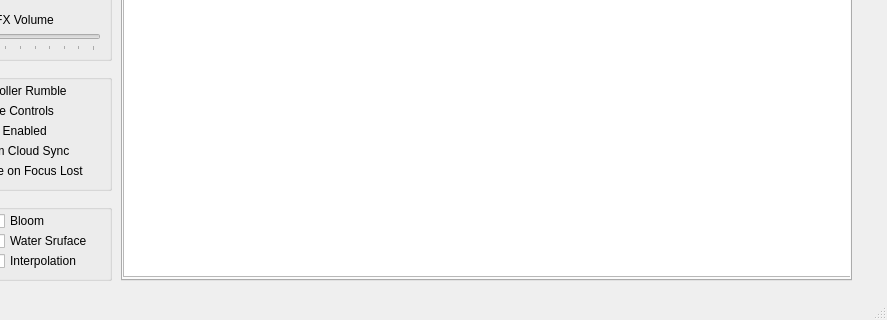
Above: mainwindow.ui from BrakeDude/IsaacConfigurator before the change; both pictures show x 269 to 1156 and y 339 to 659 of the 1156 by 659 pixel window. Below: the same form after it.
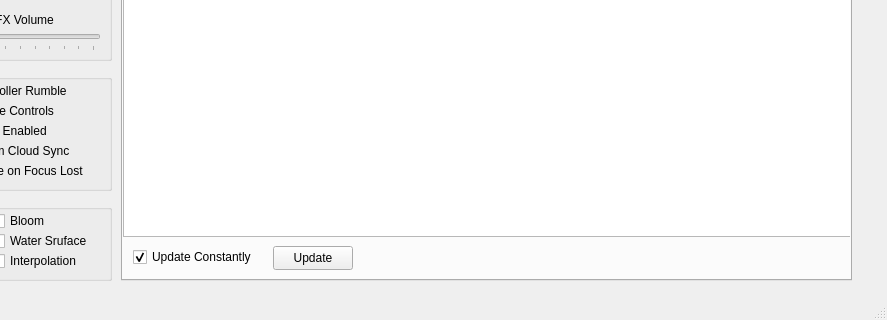
That is the form after the change. The open tabs and pages were chosen to show the change. Icons and pictures are not drawn.

```diff
--- a/mainwindow.ui
+++ b/mainwindow.ui
@@ -1033,7 +1033,7 @@
         <x>0</x>
         <y>0</y>
         <width>731</width>
-        <height>571</height>
+        <height>531</height>
        </rect>
       </property>
       <property name="undoRedoEnabled">
@@ -1043,6 +1043,35 @@
        <bool>true</bool>
       </property>
      </widget>
+     <widget class="QCheckBox" name="checkBoxLogUpdate">
+      <property name="geometry">
+       <rect>
+        <x>10</x>
+        <y>540</y>
+        <width>121</width>
+        <height>22</height>
+       </rect>
+      </property>
+      <property name="text">
+       <string>Update Constantly</string>
+      </property>
+      <property name="checked">
+       <bool>true</bool>
+      </property>
+     </widget>
+     <widget class="QPushButton" name="pushButtonLogUpdate">
+      <property name="geometry">
+       <rect>
+        <x>150</x>
+        <y>540</y>
+        <width>80</width>
+        <height>24</height>
+       </rect>
+      </property>
+      <property name="text">
+       <string>Update</string>
+      </property>
+     </widget>
     </widget>
    </widget>
    <widget class="QGroupBox" name="groupBox_Effects">
```
